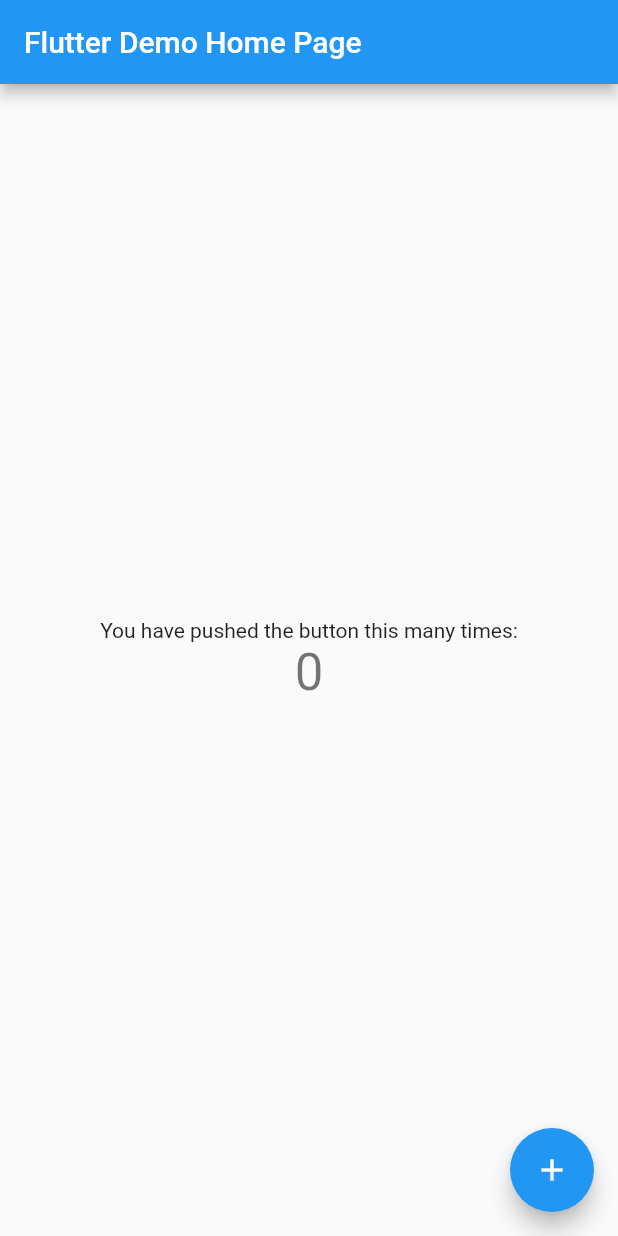
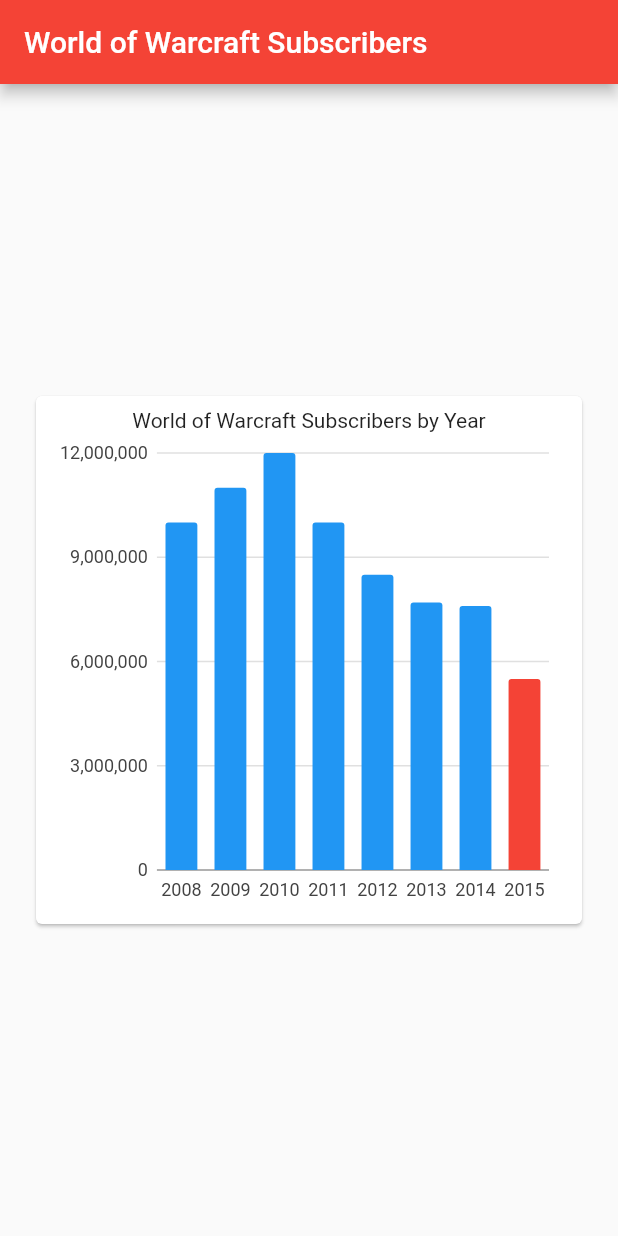
Before and after one commit to vald3nir/Smart-Energy-App, a Flutter app: the screen it shows after launch, on a phone screen of 412 x 824 dp. Run offline on Flutter 3.47's test engine with Material 2 defaults, Android fonts, the phone set to English and light mode, and no system bars; our stand-ins replace charts_flutter.

Commit message:
add chart example

```diff
--- a/flutter_app/lib/main.dart
+++ b/flutter_app/lib/main.dart
@@ -1,115 +1,19 @@
+import 'package:flutter/foundation.dart';
 import 'package:flutter/material.dart';
+import 'package:smart_energy_app/src/views/home.dart';
 
 void main() {
-  runApp(const MyApp());
+  runApp(const AppWidget());
 }
 
-class MyApp extends StatelessWidget {
-  const MyApp({Key? key}) : super(key: key);
+class AppWidget extends StatelessWidget {
+  const AppWidget({Key? key}) : super(key: key);
 
-  // This widget is the root of your application.
   @override
   Widget build(BuildContext context) {
     return MaterialApp(
-      title: 'Flutter Demo',
-      theme: ThemeData(
-        // This is the theme of your application.
-        //
-        // Try running your application with "flutter run". You'll see the
-        // application has a blue toolbar. Then, without quitting the app, try
-        // changing the primarySwatch below to Colors.green and then invoke
-        // "hot reload" (press "r" in the console where you ran "flutter run",
-        // or simply save your changes to "hot reload" in a Flutter IDE).
-        // Notice that the counter didn't reset back to zero; the application
-        // is not restarted.
-        primarySwatch: Colors.blue,
-      ),
-      home: const MyHomePage(title: 'Flutter Demo Home Page'),
+      home: HomePage(),
+      debugShowCheckedModeBanner: false,
     );
   }
 }
-
-class MyHomePage extends StatefulWidget {
-  const MyHomePage({Key? key, required this.title}) : super(key: key);
-
-  // This widget is the home page of your application. It is stateful, meaning
-  // that it has a State object (defined below) that contains fields that affect
-  // how it looks.
-
-  // This class is the configuration for the state. It holds the values (in this
-  // case the title) provided by the parent (in this case the App widget) and
-  // used by the build method of the State. Fields in a Widget subclass are
-  // always marked "final".
-
-  final String title;
-
-  @override
-  State<MyHomePage> createState() => _MyHomePageState();
-}
-
-class _MyHomePageState extends State<MyHomePage> {
-  int _counter = 0;
-
-  void _incrementCounter() {
-    setState(() {
-      // This call to setState tells the Flutter framework that something has
-      // changed in this State, which causes it to rerun the build method below
-      // so that the display can reflect the updated values. If we changed
-      // _counter without calling setState(), then the build method would not be
-      // called again, and so nothing would appear to happen.
-      _counter++;
-    });
-  }
-
-  @override
-  Widget build(BuildContext context) {
-    // This method is rerun every time setState is called, for instance as done
-    // by the _incrementCounter method above.
-    //
-    // The Flutter framework has been optimized to make rerunning build methods
-    // fast, so that you can just rebuild anything that needs updating rather
-    // than having to individually change instances of widgets.
-    return Scaffold(
-      appBar: AppBar(
-        // Here we take the value from the MyHomePage object that was created by
-        // the App.build method, and use it to set our appbar title.
-        title: Text(widget.title),
-      ),
-      body: Center(
-        // Center is a layout widget. It takes a single child and positions it
-        // in the middle of the parent.
-        child: Column(
-          // Column is also a layout widget. It takes a list of children and
-          // arranges them vertically. By default, it sizes itself to fit its
-          // children horizontally, and tries to be as tall as its parent.
-          //
-          // Invoke "debug painting" (press "p" in the console, choose the
-          // "Toggle Debug Paint" action from the Flutter Inspector in Android
-          // Studio, or the "Toggle Debug Paint" command in Visual Studio Code)
-          // to see the wireframe for each widget.
-          //
-          // Column has various properties to control how it sizes itself and
-          // how it positions its children. Here we use mainAxisAlignment to
-          // center the children vertically; the main axis here is the vertical
-          // axis because Columns are vertical (the cross axis would be
-          // horizontal).
-          mainAxisAlignment: MainAxisAlignment.center,
-          children: <Widget>[
-            const Text(
-              'You have pushed the button this many times:',
-            ),
-            Text(
-              '$_counter',
-              style: Theme.of(context).textTheme.headline4,
-            ),
-          ],
-        ),
-      ),
-      floatingActionButton: FloatingActionButton(
-        onPressed: _incrementCounter,
-        tooltip: 'Increment',
-        child: const Icon(Icons.add),
-      ), // This trailing comma makes auto-formatting nicer for build methods.
-    );
-  }
-}
--- /dev/null
+++ b/flutter_app/lib/src/models/subscriber_chart.dart
@@ -0,0 +1,45 @@
+import 'package:charts_flutter/flutter.dart' as charts;
+import 'package:flutter/material.dart';
+import 'package:smart_energy_app/src/models/subscriber_series.dart';
+
+class SubscriberChart extends StatelessWidget {
+  final List<SubscriberSeries> data;
+
+  const SubscriberChart({
+    Key? key,
+    required this.data,
+  }) : super(key: key);
+
+  @override
+  Widget build(BuildContext context) {
+    List<charts.Series<SubscriberSeries, String>> series = [
+      charts.Series(
+          id: "Subscribers",
+          data: data,
+          domainFn: (SubscriberSeries series, _) => series.year,
+          measureFn: (SubscriberSeries series, _) => series.subscribers,
+          colorFn: (SubscriberSeries series, _) => series.barColor)
+    ];
+
+    return Container(
+      height: 400,
+      padding: EdgeInsets.all(20),
+      child: Card(
+        child: Padding(
+          padding: const EdgeInsets.all(8.0),
+          child: Column(
+            children: <Widget>[
+              const Text(
+                "World of Warcraft Subscribers by Year",
+                // style: Theme.of(context).textTheme.body2,
+              ),
+              Expanded(
+                child: charts.BarChart(series, animate: true),
+              )
+            ],
+          ),
+        ),
+      ),
+    );
+  }
+}
--- /dev/null
+++ b/flutter_app/lib/src/models/subscriber_series.dart
@@ -0,0 +1,13 @@
+import 'package:charts_flutter/flutter.dart' as charts;
+
+class SubscriberSeries {
+  final String year;
+  final int subscribers;
+  final charts.Color barColor;
+
+  SubscriberSeries({
+    required this.year,
+    required this.subscribers,
+    required this.barColor,
+  });
+}
--- /dev/null
+++ b/flutter_app/lib/src/views/chats/gauge_pie_chart.dart
@@ -0,0 +1,57 @@
+import 'dart:math';
+
+import 'package:charts_flutter/flutter.dart' as charts;
+import 'package:flutter/material.dart';
+
+class GaugeChart extends StatelessWidget {
+  final List<charts.Series> seriesList;
+  final bool animate;
+
+  const GaugeChart({
+    Key? key,
+    required this.seriesList,
+    required this.animate,
+  }) : super(key: key);
+
+  factory GaugeChart.withSampleData() {
+    return GaugeChart(
+      seriesList: _createSampleData(),
+      animate: false,
+    );
+  }
+
+  @override
+  Widget build(BuildContext context) {
+    return charts.PieChart(seriesList,
+        animate: animate,
+        defaultRenderer: charts.ArcRendererConfig(
+            arcWidth: 30, startAngle: 4 / 5 * pi, arcLength: 7 / 5 * pi));
+  }
+
+  /// Create one series with sample hard coded data.
+  static List<charts.Series<GaugeSegment, String>> _createSampleData() {
+    final data = [
+      GaugeSegment('Low', 75),
+      GaugeSegment('Acceptable', 100),
+      GaugeSegment('High', 50),
+      GaugeSegment('Highly Unusual', 5),
+    ];
+
+    return [
+      charts.Series<GaugeSegment, String>(
+        id: 'Segments',
+        domainFn: (GaugeSegment segment, _) => segment.segment,
+        measureFn: (GaugeSegment segment, _) => segment.size,
+        data: data,
+      )
+    ];
+  }
+}
+
+/// Sample data type.
+class GaugeSegment {
+  final String segment;
+  final int size;
+
+  GaugeSegment(this.segment, this.size);
+}
--- /dev/null
+++ b/flutter_app/lib/src/views/home.dart
@@ -0,0 +1,65 @@
+import 'package:charts_flutter/flutter.dart' as charts;
+import 'package:flutter/material.dart';
+import 'package:smart_energy_app/src/models/subscriber_chart.dart';
+import 'package:smart_energy_app/src/models/subscriber_series.dart';
+
+class HomePage extends StatelessWidget {
+  HomePage({Key? key}) : super(key: key);
+
+  final List<SubscriberSeries> data_list = [
+    SubscriberSeries(
+      year: "2008",
+      subscribers: 10000000,
+      barColor: charts.ColorUtil.fromDartColor(Colors.blue),
+    ),
+    SubscriberSeries(
+      year: "2009",
+      subscribers: 11000000,
+      barColor: charts.ColorUtil.fromDartColor(Colors.blue),
+    ),
+    SubscriberSeries(
+      year: "2010",
+      subscribers: 12000000,
+      barColor: charts.ColorUtil.fromDartColor(Colors.blue),
+    ),
+    SubscriberSeries(
+      year: "2011",
+      subscribers: 10000000,
+      barColor: charts.ColorUtil.fromDartColor(Colors.blue),
+    ),
+    SubscriberSeries(
+      year: "2012",
+      subscribers: 8500000,
+      barColor: charts.ColorUtil.fromDartColor(Colors.blue),
+    ),
+    SubscriberSeries(
+      year: "2013",
+      subscribers: 7700000,
+      barColor: charts.ColorUtil.fromDartColor(Colors.blue),
+    ),
+    SubscriberSeries(
+      year: "2014",
+      subscribers: 7600000,
+      barColor: charts.ColorUtil.fromDartColor(Colors.blue),
+    ),
+    SubscriberSeries(
+      year: "2015",
+      subscribers: 5500000,
+      barColor: charts.ColorUtil.fromDartColor(Colors.red),
+    ),
+  ];
+
+  @override
+  Widget build(BuildContext context) {
+    return Scaffold(
+      appBar: AppBar(
+        backgroundColor: Colors.red,
+        title: const Text("World of Warcraft Subscribers"),
+      ),
+      body: Center(
+          child: SubscriberChart(
+        data: data_list,
+      )),
+    );
+  }
+}
--- a/flutter_app/pubspec.yaml
+++ b/flutter_app/pubspec.yaml
@@ -34,6 +34,7 @@
   # The following adds the Cupertino Icons font to your application.
   # Use with the CupertinoIcons class for iOS style icons.
   cupertino_icons: ^1.0.2
+  charts_flutter: ^0.12.0
 
 dev_dependencies:
   flutter_test:
```
Also changed, not shown: flutter_app/pubspec.lock, 1 other file.
